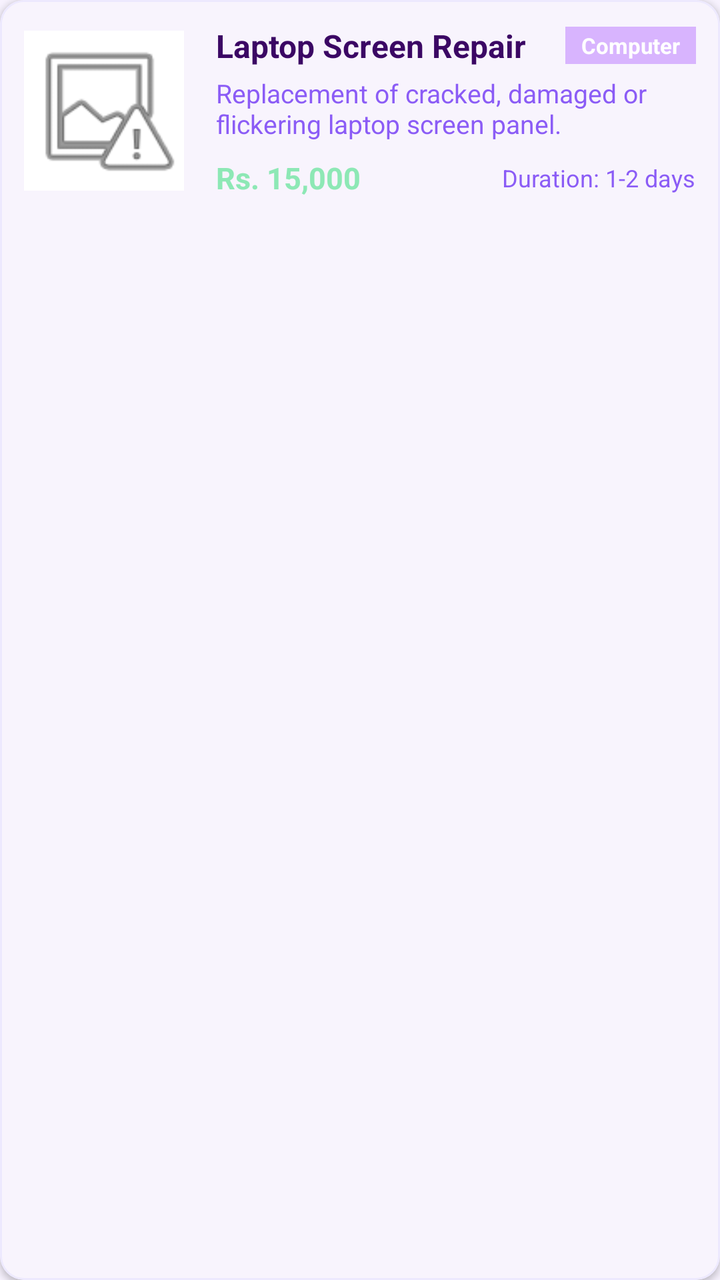
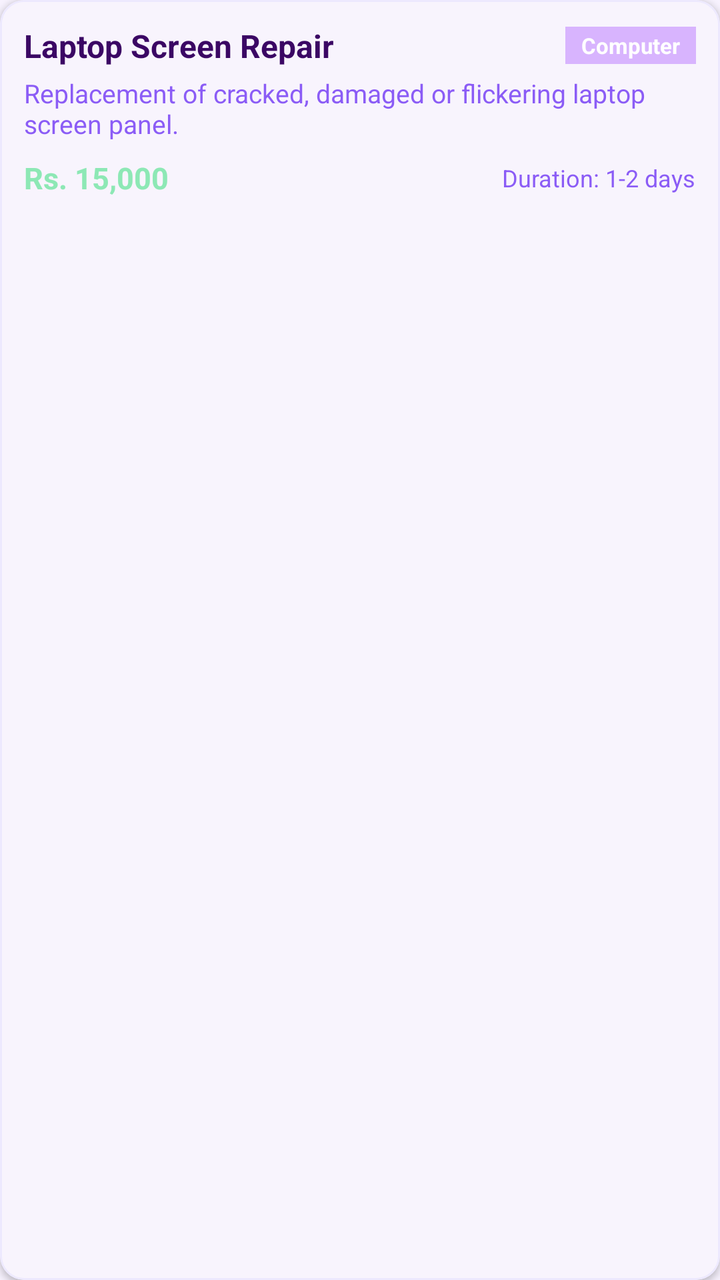

Screens rendered from an Android XML layout before and after an edit, with the pre-edit source and the edit as a unified diff.
<!-- AndroidManifest.xml: application theme Theme.TechFix -->
<!-- res/layout/item_service.xml -->
<?xml version="1.0" encoding="utf-8"?>
<com.google.android.material.card.MaterialCardView 
    xmlns:android="http://schemas.android.com/apk/res/android"
    xmlns:app="http://schemas.android.com/apk/res-auto"
    android:layout_width="match_parent"
    android:layout_height="wrap_content"
    android:layout_marginHorizontal="16dp"
    android:layout_marginVertical="8dp"
    app:cardCornerRadius="12dp"
    app:cardElevation="2dp"
    app:strokeWidth="1dp"
    app:strokeColor="@color/dividerColor">

    <LinearLayout
        android:layout_width="match_parent"
        android:layout_height="wrap_content"
        android:orientation="horizontal"
        android:padding="12dp">

        
        <ImageView
            android:id="@+id/serviceImageView"
            android:layout_width="80dp"
            android:layout_height="80dp"
            android:layout_gravity="center_vertical"
            android:scaleType="centerCrop"
            android:background="@color/surfaceColor"
            android:src="@android:drawable/ic_menu_report_image" />

        <LinearLayout
            android:layout_width="0dp"
            android:layout_height="wrap_content"
            android:layout_weight="1"
            android:orientation="vertical"
            android:layout_marginStart="16dp">

            <LinearLayout
                android:layout_width="match_parent"
                android:layout_height="wrap_content"
                android:orientation="horizontal"
                android:gravity="center_vertical">

                <TextView
                    android:id="@+id/serviceNameText"
                    android:layout_width="0dp"
                    android:layout_height="wrap_content"
                    android:layout_weight="1"
                    android:text="Laptop Screen Repair"
                    android:textSize="16sp"
                    android:textStyle="bold"
                    android:textColor="@color/textPrimary" />

                
                <TextView
                    android:id="@+id/categoryBadge"
                    android:layout_width="wrap_content"
                    android:layout_height="wrap_content"
                    android:text="Computer"
                    android:textSize="11sp"
                    android:textStyle="bold"
                    android:textColor="@color/white"
                    android:background="@color/primaryLightColor"
                    android:paddingHorizontal="8dp"
                    android:paddingVertical="2dp" />
            </LinearLayout>

            <TextView
                android:id="@+id/serviceDescText"
                android:layout_width="match_parent"
                android:layout_height="wrap_content"
                android:text="Replacement of cracked, damaged or flickering laptop screen panel."
                android:textSize="13sp"
                android:textColor="@color/textSecondary"
                android:layout_marginTop="4dp"
                android:maxLines="2"
                android:ellipsize="end" />

            <LinearLayout
                android:layout_width="match_parent"
                android:layout_height="wrap_content"
                android:orientation="horizontal"
                android:layout_marginTop="8dp"
                android:gravity="center_vertical">

                <TextView
                    android:id="@+id/servicePriceText"
                    android:layout_width="0dp"
                    android:layout_height="wrap_content"
                    android:layout_weight="1"
                    android:text="Rs. 15,000"
                    android:textSize="15sp"
                    android:textStyle="bold"
                    android:textColor="@color/secondaryColor" />

                <TextView
                    android:id="@+id/serviceDurationText"
                    android:layout_width="wrap_content"
                    android:layout_height="wrap_content"
                    android:text="Duration: 1-2 days"
                    android:textSize="12sp"
                    android:textColor="@color/textSecondary" />
            </LinearLayout>
        </LinearLayout>
    </LinearLayout>
</com.google.android.material.card.MaterialCardView>
<!-- resources referenced by this layout -->
<resources>
  <color name="dividerColor">#EDE9FE</color>
  <color name="primaryLightColor">#D8B4FE</color>
  <color name="secondaryColor">#8DE8B5</color>
  <color name="surfaceColor">#FFFFFF</color>
  <color name="textPrimary">#3B0764</color>
  <color name="textSecondary">#8B5CF6</color>
  <color name="white">#FFFFFFFF</color>
  <style name="Theme.TechFix" parent="Base.Theme.TechFix" />
  <style name="Base.Theme.TechFix" parent="Theme.Material3.DayNight.NoActionBar">
          
          <item name="colorPrimary">@color/primaryColor</item>
          <item name="colorPrimaryDark">@color/primaryDarkColor</item>
          <item name="colorSecondary">@color/secondaryColor</item>
          <item name="colorError">@color/errorColor</item>
          
          
          <item name="android:windowBackground">@color/backgroundColor</item>
          <item name="colorSurface">@color/surfaceColor</item>
          <item name="colorOnPrimary">@color/white</item>
          <item name="colorOnSecondary">@color/white</item>
      </style>
  <color name="primaryColor">#9D65E6</color>
  <color name="primaryDarkColor">#6D28D9</color>
  <color name="errorColor">#EF4444</color>
  <color name="backgroundColor">#F7F2FE</color>
</resources>

<!-- the commit's change to res/layout/item_service.xml (unified diff, before → after) -->
@@ -17,22 +17,10 @@
         android:orientation="horizontal"
         android:padding="12dp">
 
-        
-        <ImageView
-            android:id="@+id/serviceImageView"
-            android:layout_width="80dp"
-            android:layout_height="80dp"
-            android:layout_gravity="center_vertical"
-            android:scaleType="centerCrop"
-            android:background="@color/surfaceColor"
-            android:src="@android:drawable/ic_menu_report_image" />
-
         <LinearLayout
-            android:layout_width="0dp"
+            android:layout_width="match_parent"
             android:layout_height="wrap_content"
-            android:layout_weight="1"
-            android:orientation="vertical"
-            android:layout_marginStart="16dp">
+            android:orientation="vertical">
 
             <LinearLayout
                 android:layout_width="match_parent"
